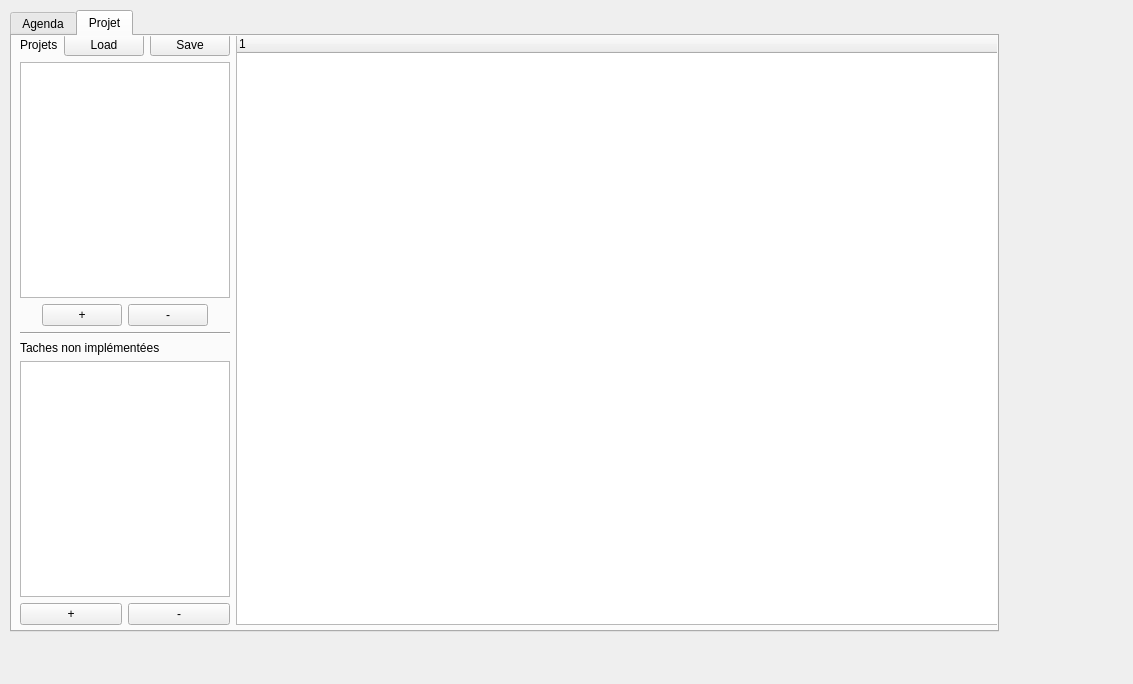
The window that mainwindow.ui (LaureMonlouis/ProjectCalendar2) describes before a commit, drawn with Qt 5.
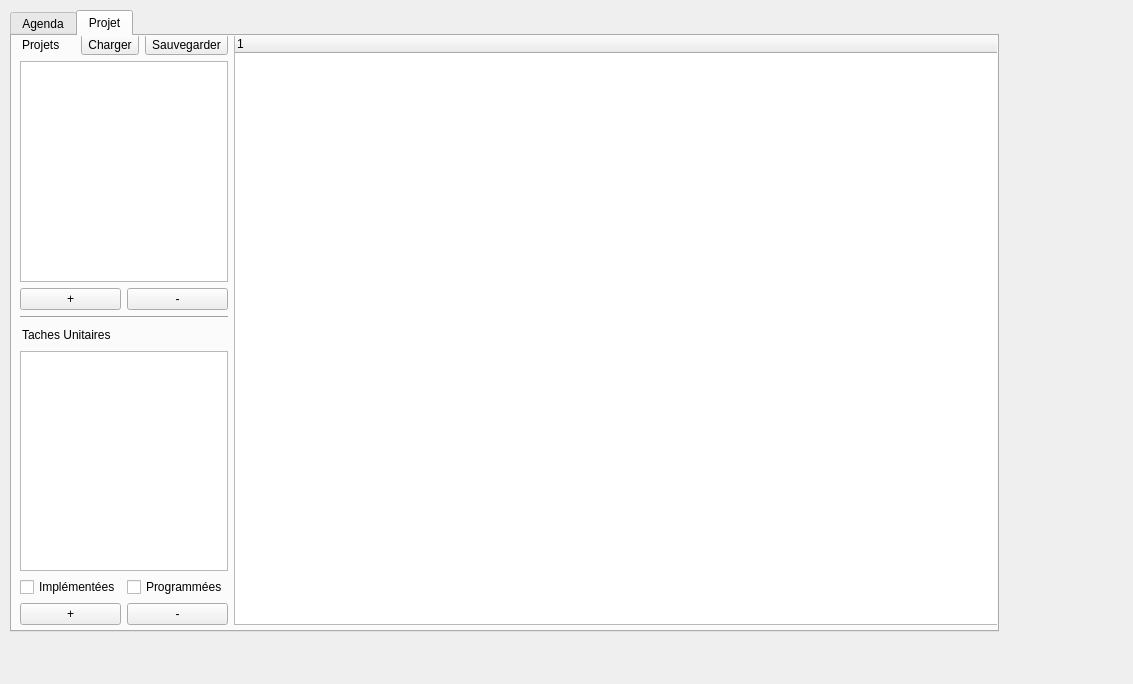
The same window after the commit. The open tabs and pages were chosen to show the change.

Diff of the .ui file:
```diff
--- a/mainwindow.ui
+++ b/mainwindow.ui
@@ -172,22 +172,12 @@
              <property name="orientation">
               <enum>Qt::Horizontal</enum>
              </property>
-             <property name="sizeHint" stdset="0">
-              <size>
-               <width>40</width>
-               <height>20</height>
-              </size>
+             <property name="sizeType">
+              <enum>QSizePolicy::Fixed</enum>
              </property>
-            </spacer>
-           </item>
-           <item>
-            <spacer name="horizontalSpacer_2">
-             <property name="orientation">
-              <enum>Qt::Horizontal</enum>
-             </property>
              <property name="sizeHint" stdset="0">
               <size>
-               <width>40</width>
+               <width>2</width>
                <height>20</height>
               </size>
              </property>
@@ -201,16 +191,16 @@
             </widget>
            </item>
            <item>
-            <widget class="QPushButton" name="pushButton_4">
+            <widget class="QToolButton" name="toolButton">
              <property name="text">
-              <string>Load</string>
+              <string>Charger</string>
              </property>
             </widget>
            </item>
            <item>
-            <widget class="QPushButton" name="pushButton_5">
+            <widget class="QToolButton" name="toolButton_2">
              <property name="text">
-              <string>Save</string>
+              <string>Sauvegarder</string>
              </property>
             </widget>
            </item>
@@ -221,19 +211,6 @@
          </item>
          <item>
           <layout class="QHBoxLayout" name="horizontalLayout_8">
-           <item>
-            <spacer name="horizontalSpacer_4">
-             <property name="orientation">
-              <enum>Qt::Horizontal</enum>
-             </property>
-             <property name="sizeHint" stdset="0">
-              <size>
-               <width>40</width>
-               <height>20</height>
-              </size>
-             </property>
-            </spacer>
-           </item>
            <item>
             <widget class="QPushButton" name="pushButton_12">
              <property name="text">
@@ -248,19 +225,6 @@
              </property>
             </widget>
            </item>
-           <item>
-            <spacer name="horizontalSpacer_5">
-             <property name="orientation">
-              <enum>Qt::Horizontal</enum>
-             </property>
-             <property name="sizeHint" stdset="0">
-              <size>
-               <width>40</width>
-               <height>20</height>
-              </size>
-             </property>
-            </spacer>
-           </item>
           </layout>
          </item>
          <item>
@@ -271,15 +235,53 @@
           </widget>
          </item>
          <item>
-          <widget class="QLabel" name="label_2">
-           <property name="text">
-            <string>Taches non implémentées</string>
-           </property>
-          </widget>
+          <layout class="QHBoxLayout" name="horizontalLayout_10" stretch="1,12">
+           <item>
+            <spacer name="horizontalSpacer_4">
+             <property name="orientation">
+              <enum>Qt::Horizontal</enum>
+             </property>
+             <property name="sizeType">
+              <enum>QSizePolicy::Fixed</enum>
+             </property>
+             <property name="sizeHint" stdset="0">
+              <size>
+               <width>2</width>
+               <height>20</height>
+              </size>
+             </property>
+            </spacer>
+           </item>
+           <item>
+            <widget class="QLabel" name="label_2">
+             <property name="text">
+              <string>Taches Unitaires</string>
+             </property>
+            </widget>
+           </item>
+          </layout>
          </item>
          <item>
           <widget class="QListView" name="listView"/>
          </item>
+         <item>
+          <layout class="QHBoxLayout" name="horizontalLayout_9">
+           <item>
+            <widget class="QCheckBox" name="checkBox">
+             <property name="text">
+              <string>Implémentées</string>
+             </property>
+            </widget>
+           </item>
+           <item>
+            <widget class="QCheckBox" name="checkBox_2">
+             <property name="text">
+              <string>Programmées</string>
+             </property>
+            </widget>
+           </item>
+          </layout>
+         </item>
          <item>
           <layout class="QHBoxLayout" name="horizontalLayout_7">
            <item>
```
Left out of the diff: 2 changed lines with no effect on the pictures.
